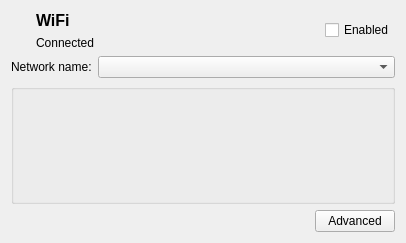
This is manager/wirelesspage.ui in OSSystems/qconnman-ui as Qt 5 draws it before an edit. The edited form follows.
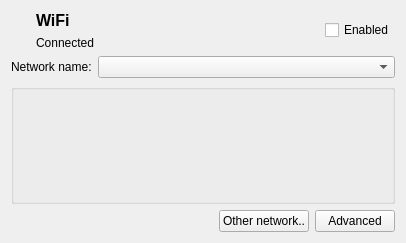
This is the edited form. Icons and pictures are not drawn. Custom widgets are drawn as their Qt base class.

Commit message: Wireless page: Update UI when service state has changed

Diff of the .ui file:
```diff
--- a/manager/wirelesspage.ui
+++ b/manager/wirelesspage.ui
@@ -155,6 +155,13 @@
        </property>
       </spacer>
      </item>
+     <item>
+      <widget class="QPushButton" name="otherButton">
+       <property name="text">
+        <string>Other network..</string>
+       </property>
+      </widget>
+     </item>
      <item>
       <widget class="QPushButton" name="advancedButton">
        <property name="text">
```
The commit also changes 2 other files.
